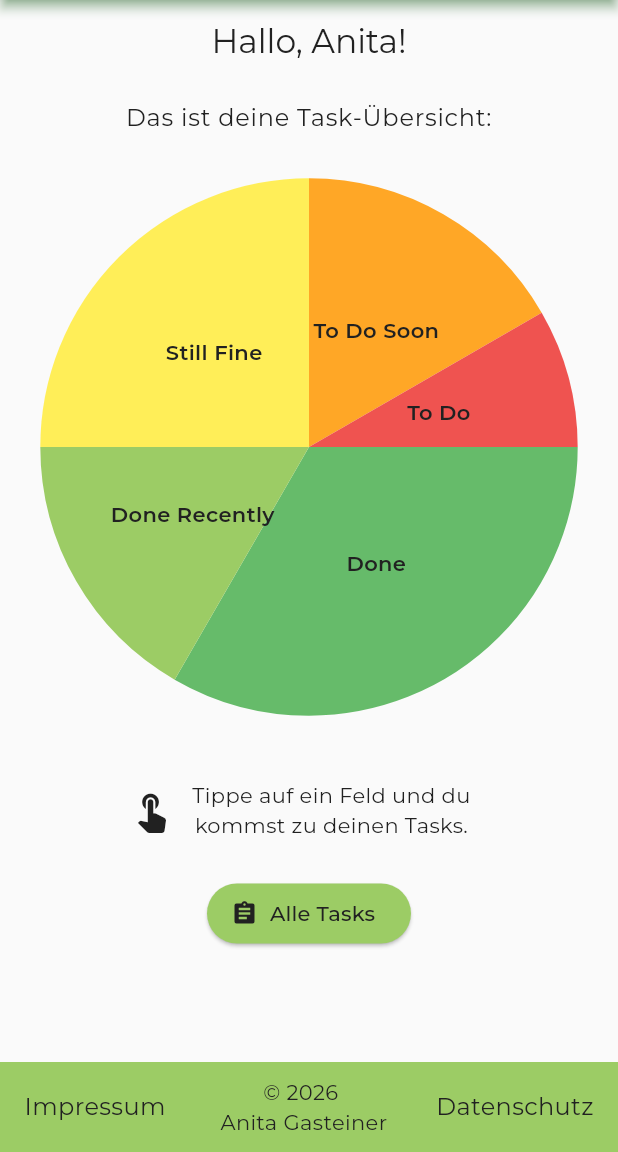
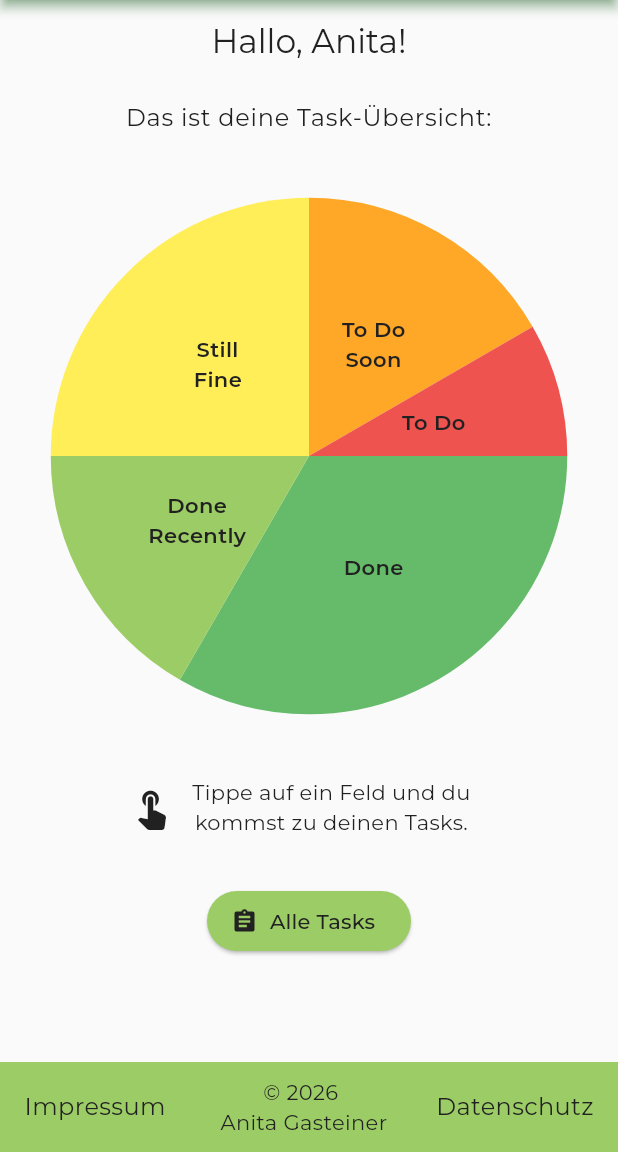
Before and after one commit to anitagasteiner/you-got-this, a Flutter app: the screen it shows after launch, on a phone screen of 412 x 824 dp, the part 84-1236 px from its top. Run offline on Flutter 3.47's test engine with Material 3 defaults, Android fonts, the phone set to English and light mode, and no system bars; drawn by our look-alikes of fl_chart.

Commit message:
chart size responsive

```diff
--- a/lib/data/chart_categories_data.dart
+++ b/lib/data/chart_categories_data.dart
@@ -12,19 +12,19 @@ final List<ChartCategoriesModel> chartCategories = [
   ),
   ChartCategoriesModel(
     key: 'doneRecently',
-    label: 'Done Recently',
+    label: 'Done\nRecently',
     color: ScaleColors.doneRecently,
     value: getValue('Done Recently'),
   ),
   ChartCategoriesModel(
     key: 'stillFine',
-    label: 'Still Fine',
+    label: 'Still\nFine',
     color: ScaleColors.stillFine,
     value: getValue('Still Fine'),
   ),
   ChartCategoriesModel(
     key: 'toDoSoon',
-    label: 'To Do Soon',
+    label: 'To Do\nSoon',
     color: ScaleColors.toDoSoon,
     value: getValue('To Do Soon'),
   ),
--- a/lib/screens/home_screen.dart
+++ b/lib/screens/home_screen.dart
@@ -28,18 +28,20 @@ class HomeScreen extends StatelessWidget {
               style: Theme.of(context).textTheme.bodyLarge,
               textAlign: TextAlign.center,
               ),
-            SizedBox(height: 10),
-            ConstrainedBox(
-              constraints: BoxConstraints(
-                minWidth: 300,
-                maxWidth: 400,
-              ),
-              child: MouseRegion(
-                cursor: SystemMouseCursors.click,
-                child: PieChartOverview(),
-              ),
+            SizedBox(height: 16),
+            LayoutBuilder(
+              builder: (context, constraints) {
+                final width = constraints.maxWidth.clamp(300.0, 400.0);
+                return SizedBox(
+                  width: width,
+                  child: MouseRegion(
+                    cursor: SystemMouseCursors.click,
+                    child: PieChartOverview(width: width),
+                  ),
+                );
+              },
             ),
-            SizedBox(height: 24),
+            SizedBox(height: 16),
             SizedBox(
               width: 240,
               child: Row(
@@ -60,7 +62,7 @@ class HomeScreen extends StatelessWidget {
                 ],
               ),
             ),
-            SizedBox(height: 25),
+            SizedBox(height: 32),
             BasicButton(
               text: 'Alle Tasks',
               onPressed: () {
--- a/lib/widgets/fl_chart_widget.dart
+++ b/lib/widgets/fl_chart_widget.dart
@@ -5,7 +5,11 @@ import '../common/colors.dart';
 
 
 class PieChartOverview extends StatefulWidget {
-  const PieChartOverview({super.key});
+  final double width;
+  const PieChartOverview({
+    super.key,
+    required this.width,
+    });
 
   @override
   State<PieChartOverview> createState() => _PieChartOverviewState();
@@ -46,21 +50,25 @@ class _PieChartOverviewState extends State<PieChartOverview> {
                 });
               },
             ),
-            sections: _buildSections(),
+            sections: _buildSections(widget.width),
           ),
         ),
       ),
     );
   }
 
-  List<PieChartSectionData> _buildSections() {
+  List<PieChartSectionData> _buildSections(double width) {
+    final radius = width / 2.3;
+
     return List.generate(chartCategories.length, (i) {
       final c = chartCategories[i];
       return PieChartSectionData(
         color: c.color,
         value: c.value,
         title: c.label,
-        radius: MediaQuery.of(context).size.width / 2.3,
+        radius: radius,
+        // radius: MediaQuery.of(context).size.width / 2.3,
+        // radius: constraints.maxWidth / 2.3,
         titleStyle: TextStyle(
           fontWeight: FontWeight.w600,
           color: BaseColors.dark,
```
